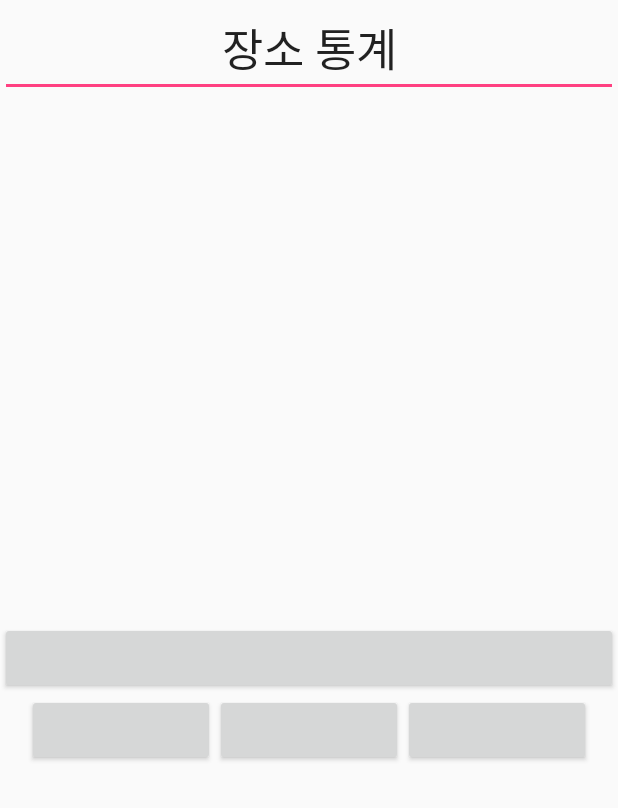
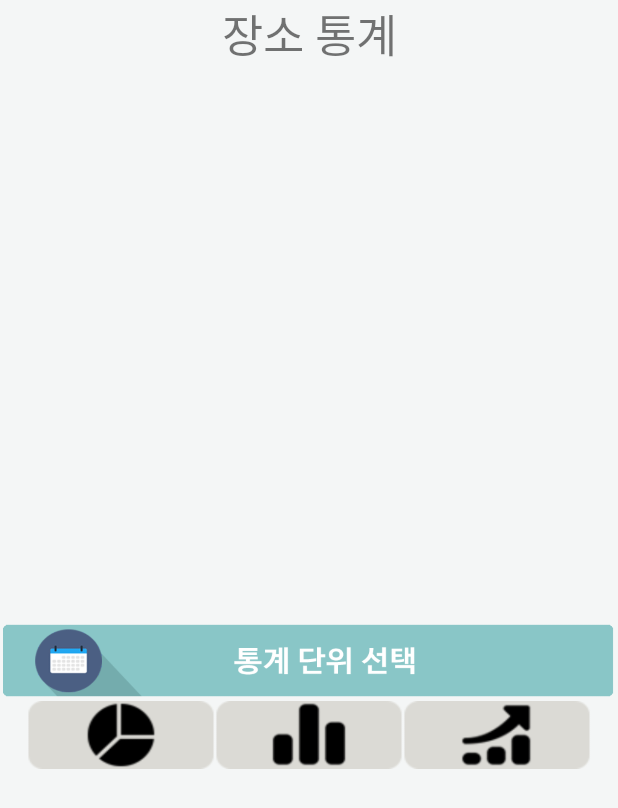
Before and after one commit to HyeockJinKim/Collathon-Self-location-statistics-App, an Android app: the layout activity_graph.xml on its own in the app's theme, with its tools: preview values and no code run, on a phone screen of 412 x 824 dp. Shown: the top 808 px of the screen. Run offline under Robolectric (Android 15) with nearby library versions, the phone set to English and light mode, and no system bars.

Commit message:
그래프액티비티 UI 디자인 및 UserActivity와 연결

```diff
--- a/app/src/main/AndroidManifest.xml
+++ b/app/src/main/AndroidManifest.xml
@@ -38,6 +38,8 @@
         </activity>
         <activity android:name=".MapExampleActivity">
         </activity>
+        <activity android:name=".GraphActivity">
+        </activity>
 
     </application>
 
--- /dev/null
+++ b/app/src/main/res/drawable/datebutton.xml
@@ -0,0 +1,6 @@
+<?xml version="1.0" encoding="utf-8"?>
+<selector xmlns:android="http://schemas.android.com/apk/res/android">
+    <item android:state_pressed="true"
+        android:drawable="@drawable/pickdateclicked"/>
+        <item android:drawable="@drawable/pickdate"/>
+</selector>
--- a/app/src/main/res/layout/activity_graph.xml
+++ b/app/src/main/res/layout/activity_graph.xml
@@ -1,9 +1,10 @@
 <?xml version="1.0" encoding="utf-8"?>
 <LinearLayout xmlns:android="http://schemas.android.com/apk/res/android"
     android:orientation="vertical" android:layout_width="match_parent"
-    android:layout_height="match_parent">
+    android:layout_height="match_parent"
+    android:background="#f4f6f6">
 
-    <EditText
+    <TextView
         android:id="@+id/graphXmlTitle"
         android:layout_width="match_parent"
         android:layout_height="wrap_content"
@@ -13,7 +14,7 @@
 
     <ImageView
         android:layout_width="match_parent"
-        android:layout_height="350dp" />
+        android:layout_height="370dp" />
 
     <LinearLayout
         android:layout_width="match_parent"
@@ -21,8 +22,9 @@
 
         <Button
             android:id="@+id/pickDate"
+            android:background="@drawable/datebutton"
             android:layout_width="match_parent"
-            android:layout_height="wrap_content" />
+            android:layout_height="52dp" />
 
 
     </LinearLayout>
@@ -35,18 +37,21 @@
 
         <Button
             android:id="@+id/circle"
+            android:background="@drawable/dounut"
             android:layout_width="125dp"
-            android:layout_height="wrap_content" />
+            android:layout_height="45dp" />
 
         <Button
             android:id="@+id/bar"
+            android:background="@drawable/bar"
             android:layout_width="125dp"
-            android:layout_height="wrap_content" />
+            android:layout_height="45dp" />
 
         <Button
             android:id="@+id/chart"
+            android:background="@drawable/line"
             android:layout_width="125dp"
-            android:layout_height="wrap_content" />
+            android:layout_height="45dp" />
 
 
     </LinearLayout>
```
Also changed, not shown: app/src/main/java/comkimhyeockjin/github/selflocationstatisticsapp/GraphActivity.java (added, +19 -0 lines), app/src/main/java/comkimhyeockjin/github/selflocationstatisticsapp/UserActivity.java (+11 -0 lines), app/src/main/res/drawable/circle.xml (deleted, +0 -25 lines), app/src/main/res/drawable/bar.png (added), app/src/main/res/drawable/dounut.png (added), app/src/main/res/drawable/line.png (added), app/src/main/res/drawable/pickdate.png (added), app/src/main/res/drawable/pickdateclicked.png (added), 1 other file.
